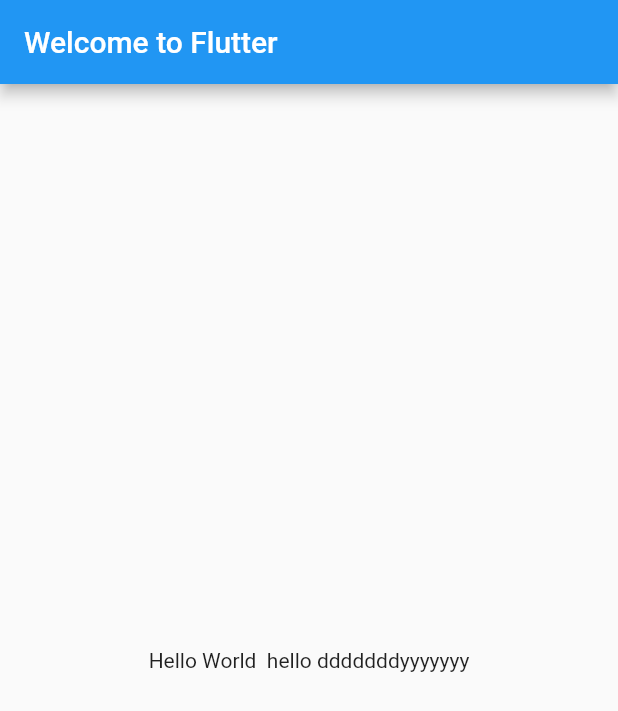
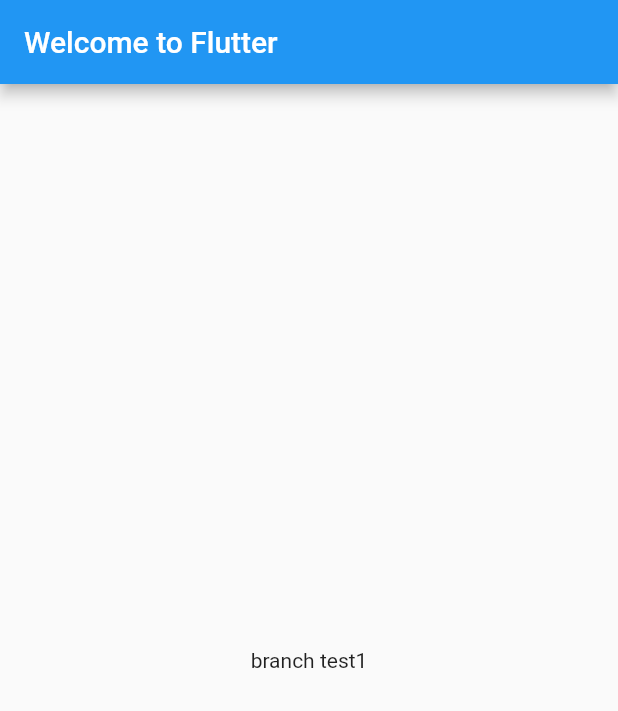
Before and after one commit to jungahsuperb/lucy, a Flutter app: the screen it shows after launch, on a phone screen of 412 x 824 dp. Shown: the top 711 px of the screen. Run offline on Flutter 3.47's test engine with Material 2 defaults, Android fonts, the phone set to English and light mode, and no system bars.

Commit message:
test1 file

```diff
--- a/lib/main.dart
+++ b/lib/main.dart
@@ -10,10 +10,10 @@ class MyApp extends StatelessWidget {
   @override
   Widget build(BuildContext context) {
     return MaterialApp(
-      title: '77777Welcome to Flutter',
+      title: 'real last!!!',
       home: Scaffold(
         appBar: AppBar(title: const Text('Welcome to Flutter')),
-        body: const Center(child: Text('Hello World  hello dddddddyyyyyyy')),
+        body: const Center(child: Text('branch test1')),
       ),
     );
   }
```
